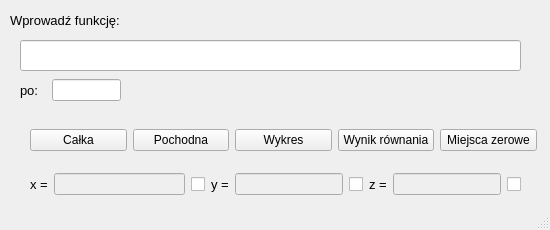
Above: main_win.ui from oxfrd/-WUT-Calc_InPython before the change. Below: the same form after it.
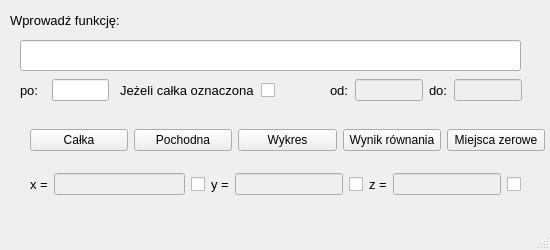
That is the form after the change.

The edit to the form file:
```diff
--- a/main_win.ui
+++ b/main_win.ui
@@ -10,19 +10,19 @@
     <x>0</x>
     <y>0</y>
     <width>550</width>
-    <height>230</height>
+    <height>250</height>
    </rect>
   </property>
   <property name="minimumSize">
    <size>
     <width>550</width>
-    <height>230</height>
+    <height>250</height>
    </size>
   </property>
   <property name="maximumSize">
    <size>
     <width>550</width>
-    <height>230</height>
+    <height>250</height>
    </size>
   </property>
   <property name="windowTitle">
@@ -52,7 +52,7 @@
      <rect>
       <x>30</x>
       <y>120</y>
-      <width>507</width>
+      <width>515</width>
       <height>41</height>
      </rect>
     </property>
@@ -292,7 +292,7 @@
      <rect>
       <x>20</x>
       <y>70</y>
-      <width>101</width>
+      <width>89</width>
       <height>41</height>
      </rect>
     </property>
@@ -321,6 +321,103 @@
      </item>
     </layout>
    </widget>
+   <widget class="QWidget" name="horizontalLayoutWidget_3">
+    <property name="geometry">
+     <rect>
+      <x>330</x>
+      <y>70</y>
+      <width>192</width>
+      <height>41</height>
+     </rect>
+    </property>
+    <layout class="QHBoxLayout" name="horizontalLayout_2">
+     <item>
+      <widget class="QLabel" name="lab_wprFun_3">
+       <property name="font">
+        <font>
+         <pointsize>10</pointsize>
+        </font>
+       </property>
+       <property name="text">
+        <string>od:</string>
+       </property>
+      </widget>
+     </item>
+     <item>
+      <widget class="QLineEdit" name="edt_od">
+       <property name="enabled">
+        <bool>false</bool>
+       </property>
+       <property name="frame">
+        <bool>true</bool>
+       </property>
+       <property name="dragEnabled">
+        <bool>false</bool>
+       </property>
+      </widget>
+     </item>
+     <item>
+      <layout class="QHBoxLayout" name="horizontalLayout_3">
+       <item>
+        <widget class="QLabel" name="lab_wprFun_4">
+         <property name="font">
+          <font>
+           <pointsize>10</pointsize>
+          </font>
+         </property>
+         <property name="text">
+          <string>do:</string>
+         </property>
+        </widget>
+       </item>
+       <item>
+        <widget class="QLineEdit" name="edt_do">
+         <property name="enabled">
+          <bool>false</bool>
+         </property>
+         <property name="frame">
+          <bool>true</bool>
+         </property>
+         <property name="dragEnabled">
+          <bool>false</bool>
+         </property>
+        </widget>
+       </item>
+      </layout>
+     </item>
+    </layout>
+   </widget>
+   <widget class="QWidget" name="horizontalLayoutWidget_6">
+    <property name="geometry">
+     <rect>
+      <x>120</x>
+      <y>70</y>
+      <width>189</width>
+      <height>41</height>
+     </rect>
+    </property>
+    <layout class="QHBoxLayout" name="horizontalLayout_4">
+     <item>
+      <widget class="QLabel" name="lab_wprFun_5">
+       <property name="font">
+        <font>
+         <pointsize>10</pointsize>
+        </font>
+       </property>
+       <property name="text">
+        <string>Jeżeli całka oznaczona</string>
+       </property>
+      </widget>
+     </item>
+     <item>
+      <widget class="QCheckBox" name="cbox_ozn">
+       <property name="text">
+        <string/>
+       </property>
+      </widget>
+     </item>
+    </layout>
+   </widget>
   </widget>
   <widget class="QStatusBar" name="statusbar"/>
   <action name="actionFile">
```
Left out of the diff: 51 changed lines with no effect on the pictures.
